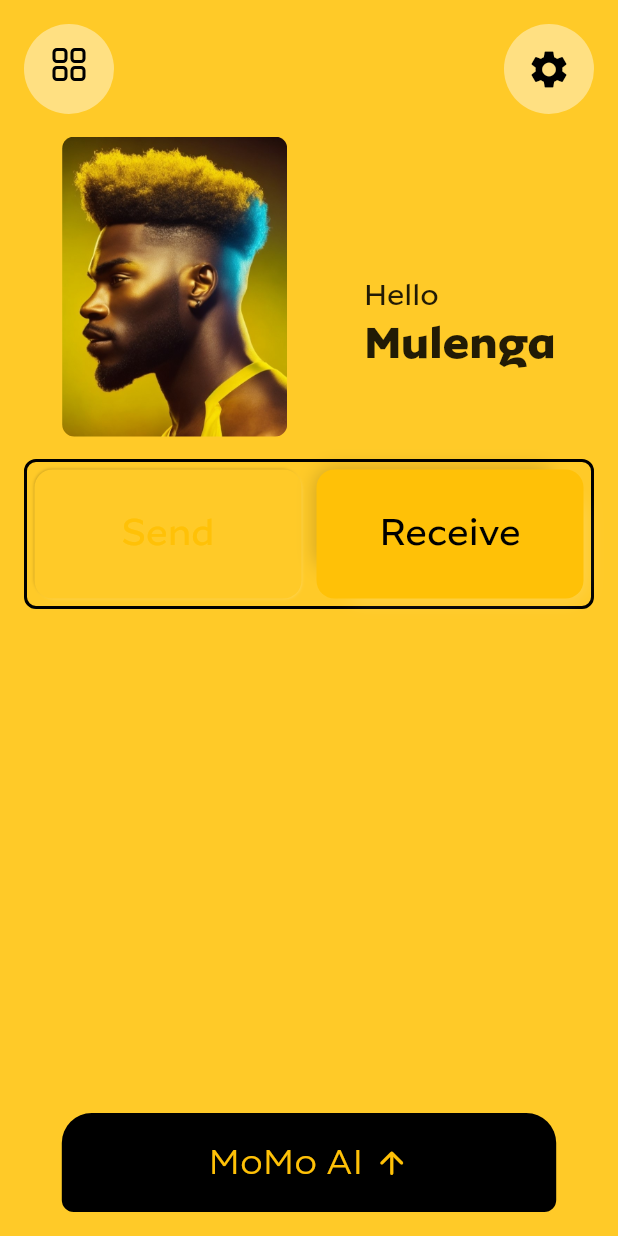
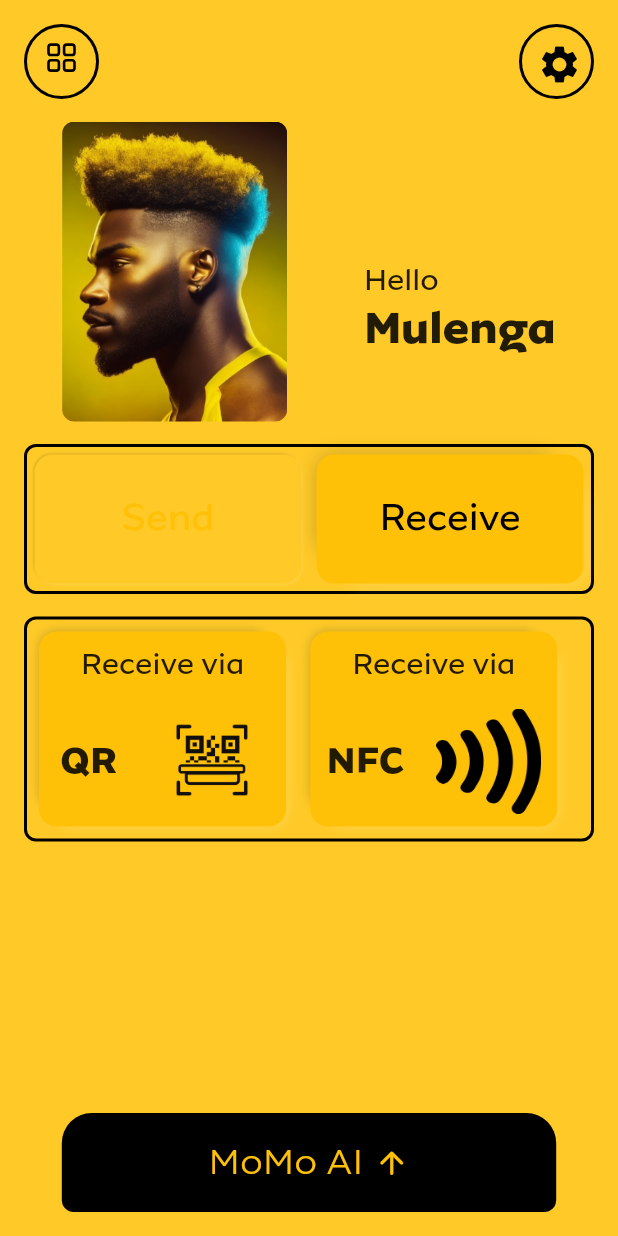
Before and after one commit to bleymambwe/mtn-mobilemoney-hackathon, a Flutter app: the screen it shows after launch, after a tap on "MoMo AI", on a phone screen of 412 x 824 dp. Run offline on Flutter 3.47's test engine with Material 2 defaults, Android fonts, the phone set to English and light mode, and no system bars; our stand-ins replace flutter_svg, lottie.

Commit message:
added send via QR and NFC widgets

```diff
--- a/MOMO_2.0/Client/momo_app/lib/main.dart
+++ b/MOMO_2.0/Client/momo_app/lib/main.dart
@@ -7,6 +7,7 @@ import 'package:lottie/lottie.dart';
 import 'mainScreen/app_bar.dart';
 import 'mainScreen/name_and_profile.dart';
 import 'mainScreen/send_and_receive.dart';
+import 'mainScreen/send_via_qr.dart';
 
 void main() {
   runApp(const MyApp());
@@ -46,7 +47,7 @@ class Home extends StatefulWidget {
 class _HomeState extends State<Home> {
   @override
   Widget build(BuildContext context) {
-    return Padding(
+    return const Padding(
       padding: EdgeInsets.all(8.0),
       child: Stack(
         // alignment: Alignement.cent,
@@ -63,6 +64,10 @@ class _HomeState extends State<Home> {
                 height: 15,
               ),
               SendAndReceive(),
+              SizedBox(
+                height: 15,
+              ),
+              SendViaQR(),
             ],
           ),
           Align(alignment: Alignment.bottomCenter, child: BottomAIWidget())
@@ -74,7 +79,6 @@ class _HomeState extends State<Home> {
 
 class BottomAIWidget extends StatefulWidget {
   //init
-
   const BottomAIWidget({
     Key? key,
   }) : super(key: key);
@@ -88,7 +92,7 @@ class _BottomAIWidgetState extends State<BottomAIWidget> {
   @override
   Widget build(BuildContext context) {
     return AnimatedContainer(
-      duration: Duration(seconds: 1),
+      duration: const Duration(seconds: 1),
       decoration: BoxDecoration(
           color: Colors.black,
           borderRadius: BorderRadius.only(
@@ -125,7 +129,7 @@ class _BottomAIWidgetState extends State<BottomAIWidget> {
                     //   height: 55,
                     //   fit: BoxFit.fill,
                     // ),
-                    Text(
+                    const Text(
                       'MoMo AI ',
                       style: TextStyle(
                           fontFamily: mainFont,
--- a/MOMO_2.0/Client/momo_app/lib/mainScreen/app_bar.dart
+++ b/MOMO_2.0/Client/momo_app/lib/mainScreen/app_bar.dart
@@ -40,14 +40,14 @@ class CircularContainerWithSVG extends StatelessWidget {
   @override
   Widget build(BuildContext context) {
     return Container(
-      width: 60,
-      height: 60,
+      width: 50,
+      height: 50,
       decoration: BoxDecoration(
         shape: BoxShape.circle,
-        color: Colors.amber.shade200,
+        border: Border.all(color: Colors.black, width: 2),
       ),
       child: Padding(
-        padding: const EdgeInsets.all(15.0),
+        padding: const EdgeInsets.all(10),
         child: Center(
           child: contentType == ContainerContentType.svg
               ? SvgPicture.asset(
--- a/MOMO_2.0/Client/momo_app/lib/mainScreen/name_and_profile.dart
+++ b/MOMO_2.0/Client/momo_app/lib/mainScreen/name_and_profile.dart
@@ -1,5 +1,4 @@
 import 'package:flutter/material.dart';
-
 import 'package:momo_app/theme.dart';
 
 class NameAndProfile extends StatelessWidget {
@@ -42,7 +41,7 @@ class NameAndProfile extends StatelessWidget {
               Text(
                 'Mulenga',
                 style: TextStyle(
-                  fontSize: 30,
+                  fontSize: secondaryFontSize,
                   fontFamily: mainFont,
                   fontWeight: boldFont,
                 ),
--- a/MOMO_2.0/Client/momo_app/lib/mainScreen/send_and_receive.dart
+++ b/MOMO_2.0/Client/momo_app/lib/mainScreen/send_and_receive.dart
@@ -110,48 +110,3 @@ class _SendOrReceiveState extends State<SendOrReceive> {
     );
   }
 }
-
-class NeumorphicContainer extends StatelessWidget {
-  final Widget child;
-  final double height;
-  final double width;
-  final Color backgroundColor;
-  final double borderRadius;
-  final double depth;
-
-  NeumorphicContainer({
-    required this.child,
-    required this.width,
-    required this.height,
-    this.backgroundColor = Colors.amber,
-    this.borderRadius = 12.0,
-    this.depth = 6.0,
-  });
-
-  @override
-  Widget build(BuildContext context) {
-    return Container(
-      width: width,
-      height: height,
-      decoration: BoxDecoration(
-        color: backgroundColor,
-        borderRadius: BorderRadius.circular(borderRadius),
-        boxShadow: [
-          BoxShadow(
-            color: Colors.black.withOpacity(0.2),
-            spreadRadius: -depth,
-            blurRadius: depth,
-            offset: Offset(-depth, -depth),
-          ),
-          BoxShadow(
-            color: Colors.white.withOpacity(0.2),
-            spreadRadius: -depth,
-            blurRadius: depth,
-            offset: Offset(depth, depth),
-          ),
-        ],
-      ),
-      child: child,
-    );
-  }
-}
--- /dev/null
+++ b/MOMO_2.0/Client/momo_app/lib/mainScreen/send_via_qr.dart
@@ -0,0 +1,100 @@
+import 'package:flutter/material.dart';
+import 'package:momo_app/theme.dart';
+
+class SendViaQR extends StatelessWidget {
+  const SendViaQR({super.key});
+
+  @override
+  Widget build(BuildContext context) {
+    double screenWidth = getScreenWidth(context);
+    double screenHeight = getScreenHeight(context);
+    return Column(
+      children: [
+        Container(
+          width: double.infinity,
+          height: 150,
+          decoration: BoxDecoration(
+            border: Border.all(color: Colors.black, width: 2),
+            borderRadius: BorderRadius.circular(8),
+          ),
+          child: Row(
+            children: [
+              Padding(
+                padding: const EdgeInsets.all(8.0),
+                child: NeumorphicContainer(
+                    width: screenWidth * 0.4,
+                    height: screenHeight * 0.35,
+                    child: QR_NFC_Widget(
+                      method: 'QR',
+                      imageLink: 'assets/send_via_qr_nft/scanning-qr-code.png',
+                    )),
+              ),
+              Padding(
+                padding: const EdgeInsets.all(8.0),
+                child: NeumorphicContainer(
+                    width: screenWidth * 0.4,
+                    height: screenHeight * 0.35,
+                    child: QR_NFC_Widget(
+                      method: 'NFC',
+                      imageLink: 'assets/send_via_qr_nft/nfc-payments-logo.png',
+                    )),
+              )
+            ],
+          ),
+        ),
+      ],
+    );
+  }
+}
+
+class QR_NFC_Widget extends StatelessWidget {
+  const QR_NFC_Widget(
+      {Key? key, // Corrected the parameter name and added the type 'Key'
+      required this.imageLink,
+      required this.method // Removed the semicolon and added 'required' keyword
+      })
+      : super(key: key); // Corrected the constructor
+
+  final String imageLink;
+  final String method;
+
+  @override
+  Widget build(BuildContext context) {
+    return Column(
+      mainAxisAlignment: MainAxisAlignment.spaceAround,
+      crossAxisAlignment: CrossAxisAlignment.center,
+      children: [
+        Text(
+          'Receive via',
+          style: TextStyle(
+            fontSize: 20,
+            fontFamily: mainFont, // Use the font family name
+            fontWeight: mediumFont,
+          ),
+        ),
+        Row(
+          mainAxisAlignment: MainAxisAlignment.spaceAround,
+          crossAxisAlignment: CrossAxisAlignment.center,
+          children: [
+            Text(
+              method,
+              style: TextStyle(
+                fontFamily: mainFont,
+                fontSize: 25,
+                fontWeight: boldFont,
+              ),
+            ),
+            Container(
+              width: 70,
+              height: 70,
+              child: Image.asset(
+                imageLink,
+                fit: BoxFit.fill,
+              ),
+            )
+          ],
+        )
+      ],
+    );
+  }
+}
--- a/MOMO_2.0/Client/momo_app/lib/theme.dart
+++ b/MOMO_2.0/Client/momo_app/lib/theme.dart
@@ -11,3 +11,56 @@ const FontWeight boldFont = FontWeight.w800;
 const primaryFont = lightFont;
 const double primaryFontSize = 20;
 const double secondaryFontSize = 30;
+
+double getScreenWidth(BuildContext context) {
+  return MediaQuery.of(context).size.width;
+}
+
+double getScreenHeight(BuildContext context) {
+  return MediaQuery.of(context).size.height;
+}
+
+class NeumorphicContainer extends StatelessWidget {
+  final Widget child;
+  final double height;
+  final double width;
+  final Color backgroundColor;
+  final double borderRadius;
+  final double depth;
+
+  NeumorphicContainer({
+    required this.child,
+    required this.width,
+    required this.height,
+    this.backgroundColor = Colors.amber,
+    this.borderRadius = 12.0,
+    this.depth = 6.0,
+  });
+
+  @override
+  Widget build(BuildContext context) {
+    return Container(
+      width: width,
+      height: height,
+      decoration: BoxDecoration(
+        color: backgroundColor,
+        borderRadius: BorderRadius.circular(borderRadius),
+        boxShadow: [
+          BoxShadow(
+            color: Colors.black.withOpacity(0.2),
+            spreadRadius: -depth,
+            blurRadius: depth,
+            offset: Offset(-depth, -depth),
+          ),
+          BoxShadow(
+            color: Colors.white.withOpacity(0.2),
+            spreadRadius: -depth,
+            blurRadius: depth,
+            offset: Offset(depth, depth),
+          ),
+        ],
+      ),
+      child: child,
+    );
+  }
+}
--- a/MOMO_2.0/Client/momo_app/pubspec.yaml
+++ b/MOMO_2.0/Client/momo_app/pubspec.yaml
@@ -65,7 +65,7 @@ flutter:
   assets:
     - assets/icons/
     - assets/profile/
-  #   - images/a_dot_ham.jpeg
+    - assets/send_via_qr_nft/
 
   # An image asset can refer to one or more resolution-specific "variants", see
   # https://flutter.dev/assets-and-images/#resolution-aware
```
Also changed, not shown: MOMO_2.0/Client/momo_app/assets/nfc-icon-31.png (added), MOMO_2.0/Client/momo_app/assets/send_via_qr_nft/nfc-payments-logo.png (added), MOMO_2.0/Client/momo_app/assets/send_via_qr_nft/qr-code-.png (added), MOMO_2.0/Client/momo_app/assets/send_via_qr_nft/qr-code.png (added), MOMO_2.0/Client/momo_app/assets/send_via_qr_nft/scanning-qr-code.png (added), MOMO_2.0/Client/momo_app/pubspec.lock, 2 other files.
